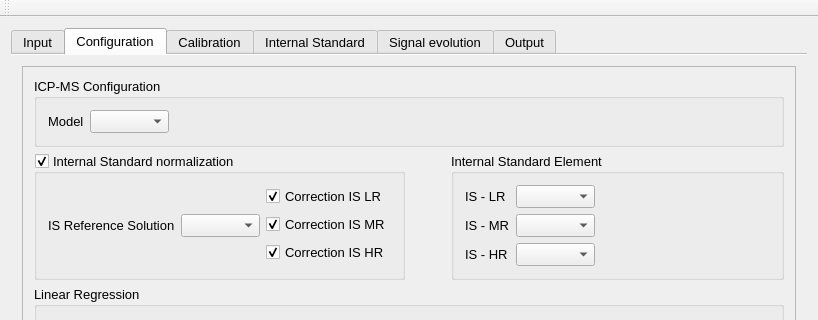
Qt form src/application.ui (SebastienGardoll/ufreasi) before a commit; both pictures show x 0 to 818 and y 0 to 320 of the 818 by 535 pixel window.
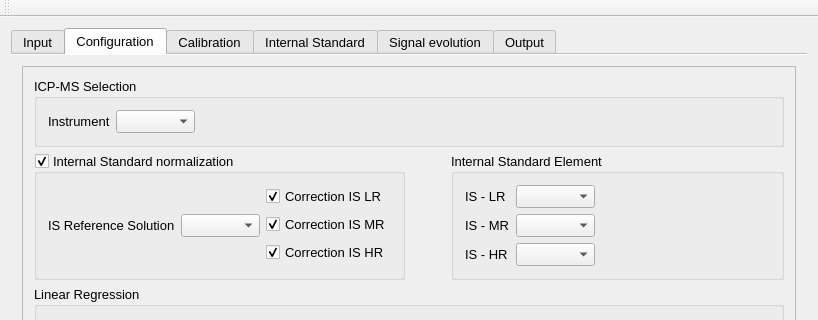
The same form after that commit. Icons and pictures are not drawn. Custom widgets are drawn as their Qt base class.

The edit to the form file:
```diff
--- a/src/application.ui
+++ b/src/application.ui
@@ -80,21 +80,21 @@
             <rect>
              <x>0</x>
              <y>0</y>
-             <width>752</width>
-             <height>415</height>
+             <width>780</width>
+             <height>407</height>
             </rect>
            </property>
            <layout class="QVBoxLayout" name="verticalLayout_9">
             <item>
              <widget class="QGroupBox" name="icpms_config">
               <property name="title">
-               <string>ICP-MS Configuration</string>
+               <string>ICP-MS Selection</string>
               </property>
               <layout class="QHBoxLayout" name="horizontalLayout">
                <item>
                 <widget class="QLabel" name="label">
                  <property name="text">
-                  <string>Model</string>
+                  <string>Instrument</string>
                  </property>
                 </widget>
                </item>
```
